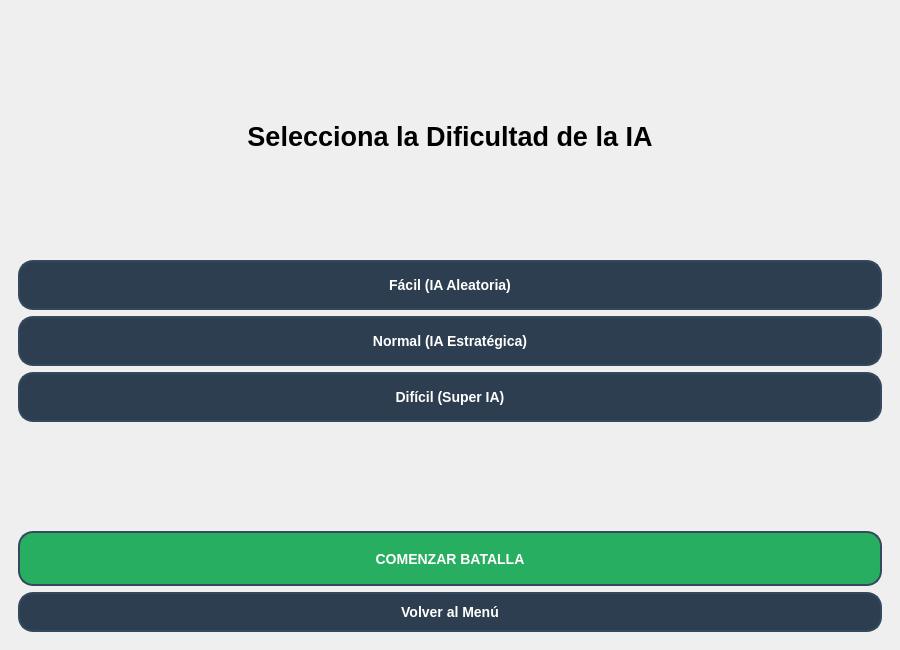
The window that ui/MainWindow.ui (Matiigz/tp-juego-poo) describes before a commit, drawn with Qt 5.
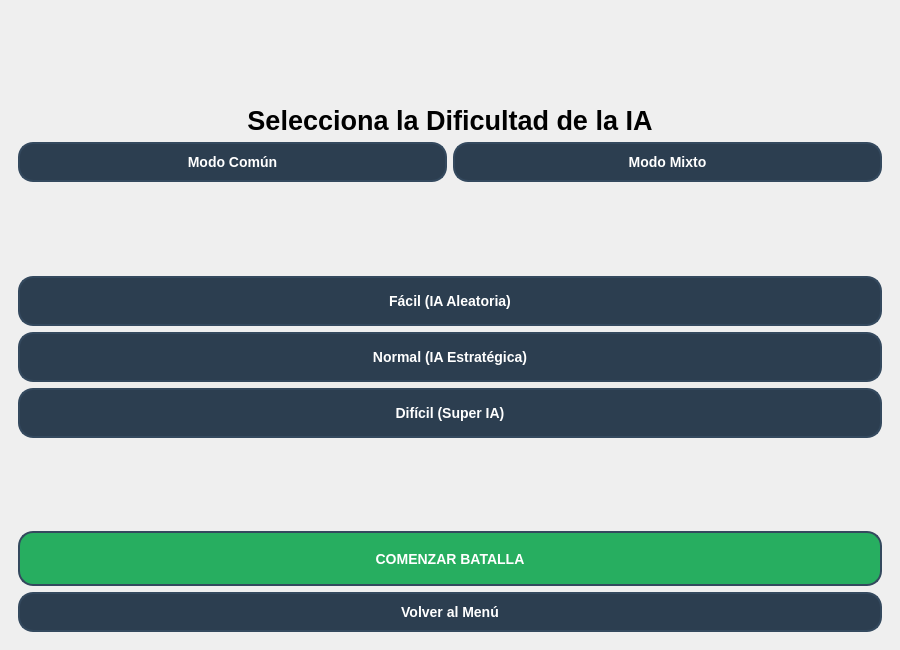
The same window after the commit. The open tabs and pages were chosen to show the change. Icons and pictures are not drawn.

```diff
--- a/ui/MainWindow.ui
+++ b/ui/MainWindow.ui
@@ -190,6 +190,24 @@
           </property>
          </widget>
         </item>
+        <item>
+         <layout class="QHBoxLayout" name="horizontalLayout_3">
+          <item>
+           <widget class="QPushButton" name="btnModoComun">
+            <property name="text">
+             <string>Modo Común</string>
+            </property>
+           </widget>
+          </item>
+          <item>
+           <widget class="QPushButton" name="btnModoMixto">
+            <property name="text">
+             <string>Modo Mixto</string>
+            </property>
+           </widget>
+          </item>
+         </layout>
+        </item>
         <item>
          <spacer name="verticalSpacer_dif2">
           <property name="orientation">
@@ -211,6 +229,9 @@
             <height>50</height>
            </size>
           </property>
+          <property name="styleSheet">
+           <string notr="true"/>
+          </property>
           <property name="text">
            <string>Fácil (IA Aleatoria)</string>
           </property>
```
Left out of the diff: 18 changed lines with no effect on the pictures.
